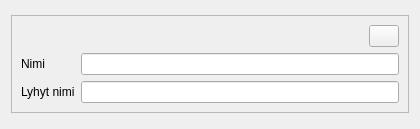
Above: arho_feature_template/gui/components/plan_regulation_group_widget.ui from GispoCoding/arho-qgis-plugin before the change. Below: the same form after it.
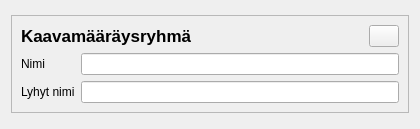
That is the form after the change.

Commit message:
add plan propositions
- add plan proposition model
- add widget for plan proposition
- handle saving and loading plan propositions for plan regulation groups
- add possibility to define plan propositions for custom plan regulation groups
- add PlanThemeLayer code layer model
- remove spacer and horizontal line layout items from plan regulation widget

Diff of the .ui file:
```diff
--- a/arho_feature_template/gui/components/plan_regulation_group_widget.ui
+++ b/arho_feature_template/gui/components/plan_regulation_group_widget.ui
@@ -34,9 +34,27 @@
      <property name="frameShadow">
       <enum>QFrame::Raised</enum>
      </property>
+     <property name="lineWidth">
+      <number>2</number>
+     </property>
      <layout class="QVBoxLayout" name="verticalLayout">
       <item>
        <layout class="QHBoxLayout" name="horizontalLayout">
+        <item>
+         <widget class="QLabel" name="label_2">
+          <property name="font">
+           <font>
+            <pointsize>13</pointsize>
+            <weight>75</weight>
+            <italic>false</italic>
+            <bold>true</bold>
+           </font>
+          </property>
+          <property name="text">
+           <string>Kaavamääräysryhmä</string>
+          </property>
+         </widget>
+        </item>
         <item>
          <spacer name="horizontalSpacer">
           <property name="orientation">
```
The commit also changes 9 other files.
